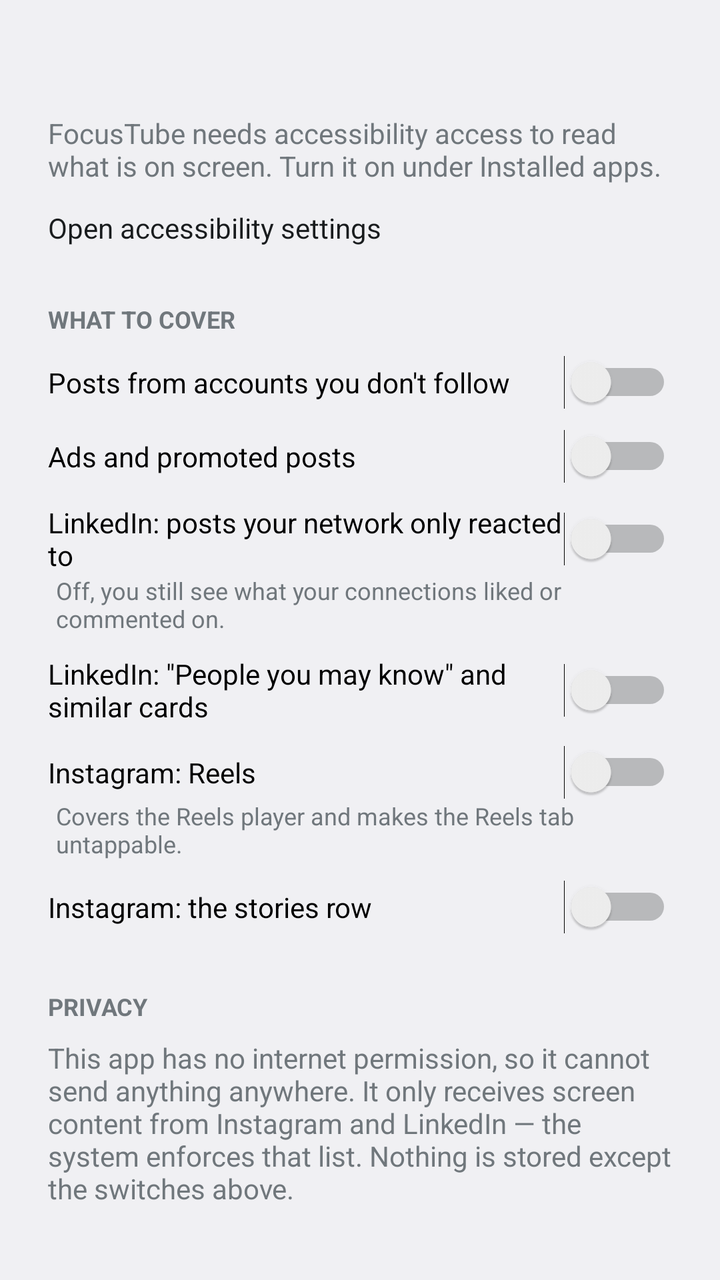
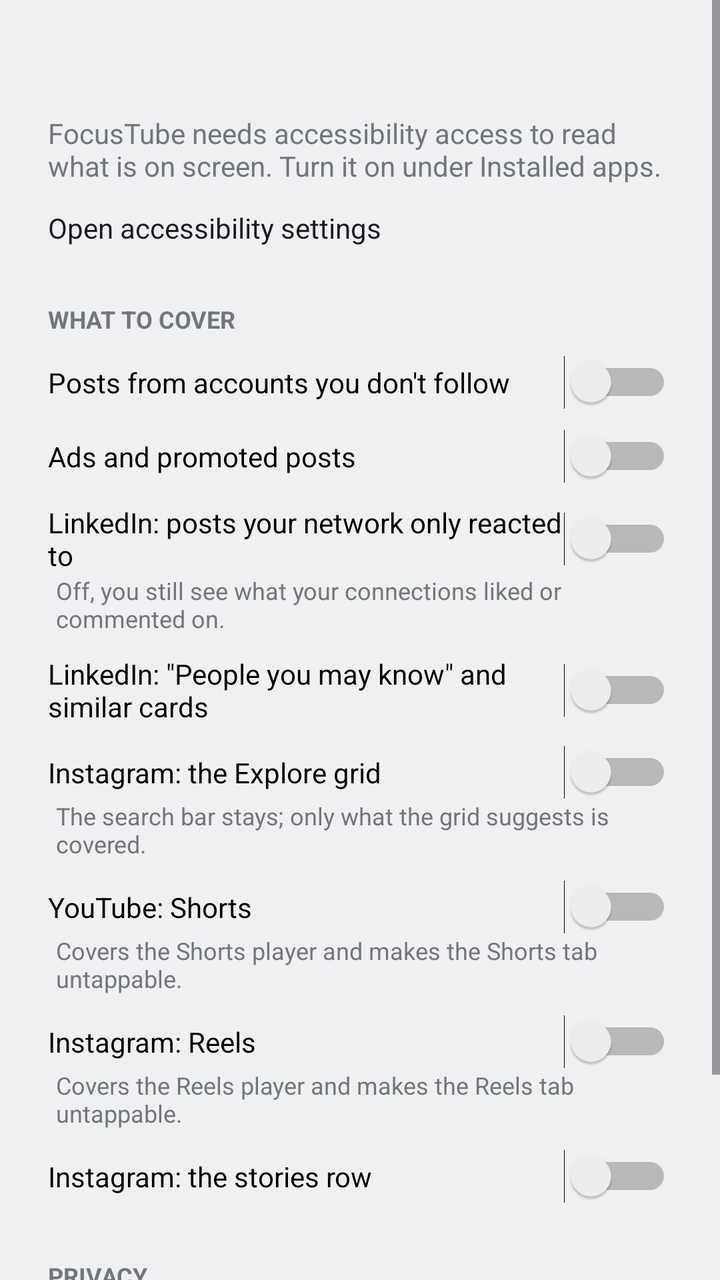

Compare the two renders of this Android layout. The source of the first and the diff that turns it into the second are given below.
<!-- AndroidManifest.xml: application theme Theme.FocusTube -->
<!-- res/layout/activity_main.xml -->
<?xml version="1.0" encoding="utf-8"?>
<ScrollView xmlns:android="http://schemas.android.com/apk/res/android"
    android:layout_width="match_parent"
    android:layout_height="match_parent"
    android:fillViewport="true">

    <LinearLayout
        android:layout_width="match_parent"
        android:layout_height="wrap_content"
        android:orientation="vertical"
        android:padding="24dp">

        <TextView
            android:id="@+id/status"
            android:layout_width="match_parent"
            android:layout_height="wrap_content"
            android:textSize="20sp"
            android:textStyle="bold"
            tools:ignore="MissingConstraints"
            xmlns:tools="http://schemas.android.com/tools" />

        <TextView
            android:id="@+id/statusHint"
            android:layout_width="match_parent"
            android:layout_height="wrap_content"
            android:layout_marginTop="6dp"
            android:text="@string/status_off_hint"
            android:textSize="14sp" />

        <Button
            android:id="@+id/openSettings"
            android:layout_width="wrap_content"
            android:layout_height="wrap_content"
            android:layout_marginTop="12dp"
            android:text="@string/open_settings" />

        <TextView
            android:layout_width="match_parent"
            android:layout_height="wrap_content"
            android:layout_marginTop="28dp"
            android:text="@string/section_what"
            android:textAllCaps="true"
            android:textSize="12sp"
            android:textStyle="bold" />

        <Switch
            android:id="@+id/optSuggested"
            android:layout_width="match_parent"
            android:layout_height="wrap_content"
            android:layout_marginTop="10dp"
            android:text="@string/opt_suggested" />

        <Switch
            android:id="@+id/optPromoted"
            android:layout_width="match_parent"
            android:layout_height="wrap_content"
            android:layout_marginTop="10dp"
            android:text="@string/opt_promoted" />

        <Switch
            android:id="@+id/optActivity"
            android:layout_width="match_parent"
            android:layout_height="wrap_content"
            android:layout_marginTop="10dp"
            android:text="@string/opt_activity" />

        <TextView
            android:layout_width="match_parent"
            android:layout_height="wrap_content"
            android:layout_marginStart="4dp"
            android:text="@string/opt_activity_sub"
            android:textSize="12sp" />

        <Switch
            android:id="@+id/optModules"
            android:layout_width="match_parent"
            android:layout_height="wrap_content"
            android:layout_marginTop="10dp"
            android:text="@string/opt_modules" />

        <Switch
            android:id="@+id/optReels"
            android:layout_width="match_parent"
            android:layout_height="wrap_content"
            android:layout_marginTop="10dp"
            android:text="@string/opt_reels" />

        <TextView
            android:layout_width="match_parent"
            android:layout_height="wrap_content"
            android:layout_marginStart="4dp"
            android:text="@string/opt_reels_sub"
            android:textSize="12sp" />

        <Switch
            android:id="@+id/optStories"
            android:layout_width="match_parent"
            android:layout_height="wrap_content"
            android:layout_marginTop="10dp"
            android:text="@string/opt_stories" />

        <TextView
            android:layout_width="match_parent"
            android:layout_height="wrap_content"
            android:layout_marginTop="28dp"
            android:text="@string/section_privacy"
            android:textAllCaps="true"
            android:textSize="12sp"
            android:textStyle="bold" />

        <TextView
            android:layout_width="match_parent"
            android:layout_height="wrap_content"
            android:layout_marginTop="8dp"
            android:text="@string/privacy_body"
            android:textSize="14sp" />
    </LinearLayout>
</ScrollView>
<!-- resources referenced by this layout -->
<resources>
  <string name="open_settings">Open accessibility settings</string>
  <string name="opt_activity">LinkedIn: posts your network only reacted to</string>
  <string name="opt_activity_sub">Off, you still see what your connections liked or commented on.</string>
  <string name="opt_modules">LinkedIn: \"People you may know\" and similar cards</string>
  <string name="opt_promoted">Ads and promoted posts</string>
  <string name="opt_reels">Instagram: Reels</string>
  <string name="opt_reels_sub">Covers the Reels player and makes the Reels tab untappable.</string>
  <string name="opt_stories">Instagram: the stories row</string>
  <string name="opt_suggested">Posts from accounts you don\'t follow</string>
  <string name="privacy_body">This app has no internet permission, so it cannot send anything anywhere. It only receives screen content from Instagram and LinkedIn — the system enforces that list. Nothing is stored except the switches above.</string>
  <string name="section_privacy">Privacy</string>
  <string name="section_what">What to cover</string>
  <string name="status_off_hint">FocusTube needs accessibility access to read what is on screen. Turn it on under Installed apps.</string>
  <style name="Theme.FocusTube" parent="@android:style/Theme.DeviceDefault.Light.NoActionBar">
          <item name="android:colorAccent">@color/accent</item>
          <item name="android:colorPrimary">@color/accent</item>
      </style>
  <color name="accent">#00964F</color>
</resources>

<!-- the commit's change to res/layout/activity_main.xml (unified diff, before → after) -->
@@ -79,6 +79,34 @@
             android:text="@string/opt_modules" />
 
         <Switch
+            android:id="@+id/optExplore"
+            android:layout_width="match_parent"
+            android:layout_height="wrap_content"
+            android:layout_marginTop="10dp"
+            android:text="@string/opt_explore" />
+
+        <TextView
+            android:layout_width="match_parent"
+            android:layout_height="wrap_content"
+            android:layout_marginStart="4dp"
+            android:text="@string/opt_explore_sub"
+            android:textSize="12sp" />
+
+        <Switch
+            android:id="@+id/optShorts"
+            android:layout_width="match_parent"
+            android:layout_height="wrap_content"
+            android:layout_marginTop="10dp"
+            android:text="@string/opt_shorts" />
+
+        <TextView
+            android:layout_width="match_parent"
+            android:layout_height="wrap_content"
+            android:layout_marginStart="4dp"
+            android:text="@string/opt_shorts_sub"
+            android:textSize="12sp" />
+
+        <Switch
             android:id="@+id/optReels"
             android:layout_width="match_parent"
             android:layout_height="wrap_content"
<!-- resource entries referenced after the edit -->
@@ -3,13 +3,17 @@
   <string name="open_settings">Open accessibility settings</string>
   <string name="opt_activity">LinkedIn: posts your network only reacted to</string>
   <string name="opt_activity_sub">Off, you still see what your connections liked or commented on.</string>
+  <string name="opt_explore">Instagram: the Explore grid</string>
+  <string name="opt_explore_sub">The search bar stays; only what the grid suggests is covered.</string>
   <string name="opt_modules">LinkedIn: \"People you may know\" and similar cards</string>
   <string name="opt_promoted">Ads and promoted posts</string>
   <string name="opt_reels">Instagram: Reels</string>
   <string name="opt_reels_sub">Covers the Reels player and makes the Reels tab untappable.</string>
+  <string name="opt_shorts">YouTube: Shorts</string>
+  <string name="opt_shorts_sub">Covers the Shorts player and makes the Shorts tab untappable.</string>
   <string name="opt_stories">Instagram: the stories row</string>
   <string name="opt_suggested">Posts from accounts you don\'t follow</string>
-  <string name="privacy_body">This app has no internet permission, so it cannot send anything anywhere. It only receives screen content from Instagram and LinkedIn — the system enforces that list. Nothing is stored except the switches above.</string>
+  <string name="privacy_body">This app has no internet permission, so it cannot send anything anywhere. It only receives screen content from Instagram, LinkedIn and YouTube — the system enforces that list. Nothing is stored except the switches above.</string>
   <string name="section_privacy">Privacy</string>
   <string name="section_what">What to cover</string>
   <string name="status_off_hint">FocusTube needs accessibility access to read what is on screen. Turn it on under Installed apps.</string>
